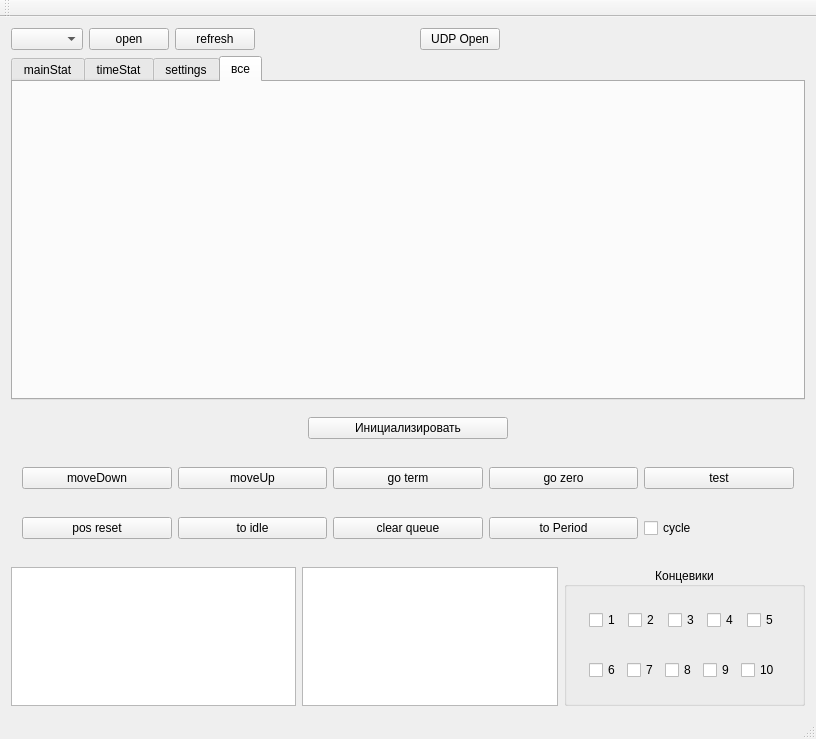
Above: mainwindow.ui from PoldenDev/polden-ver-motorControl-desktop before the change. Below: the same form after it.
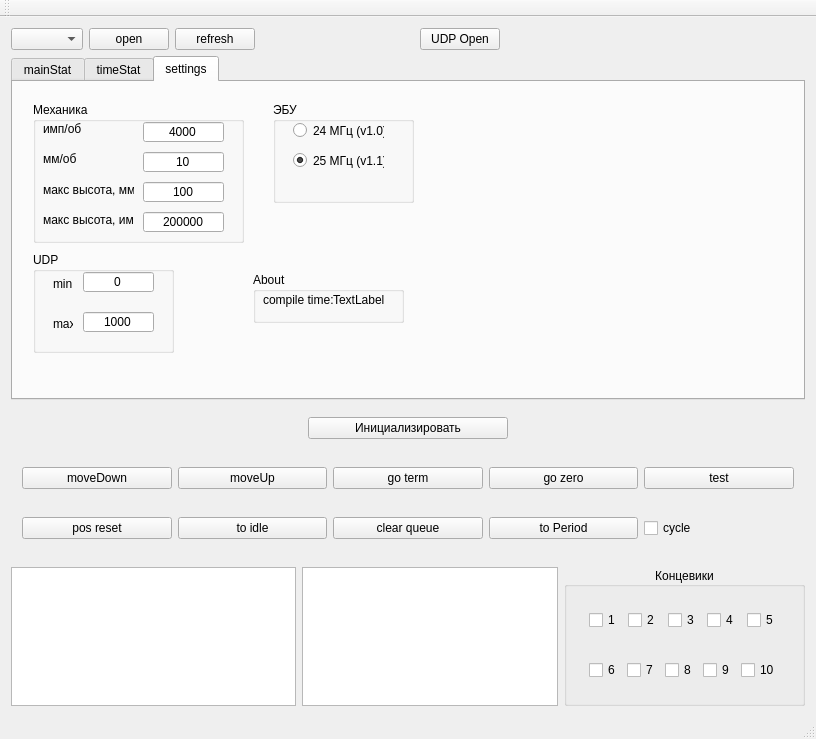
That is the form after the change. The open tabs and pages were chosen to show the change.

Commit message: правки

What changed in the file:
```diff
--- a/mainwindow.ui
+++ b/mainwindow.ui
@@ -1625,43 +1625,6 @@
         </widget>
        </widget>
       </widget>
-      <widget class="QWidget" name="tab">
-       <attribute name="title">
-        <string>все</string>
-       </attribute>
-       <layout class="QVBoxLayout" name="verticalLayout">
-        <item>
-         <widget class="QWidget" name="qwtWdgH1" native="true">
-          <layout class="QHBoxLayout" name="horizontalLayout_2">
-           <item>
-            <widget class="QWidget" name="widget_7" native="true">
-             <widget class="QWidget" name="formLayoutWidget">
-              <property name="geometry">
-               <rect>
-                <x>80</x>
-                <y>150</y>
-                <width>160</width>
-                <height>80</height>
-               </rect>
-              </property>
-              <layout class="QFormLayout" name="formLayout"/>
-             </widget>
-            </widget>
-           </item>
-          </layout>
-         </widget>
-        </item>
-        <item>
-         <widget class="QWidget" name="qwtWdgH2" native="true">
-          <layout class="QHBoxLayout" name="horizontalLayout_5">
-           <item>
-            <widget class="QWidget" name="widget_8" native="true"/>
-           </item>
-          </layout>
-         </widget>
-        </item>
-       </layout>
-      </widget>
      </widget>
     </item>
     <item>
```
Left out of the diff: 10 changed lines with no effect on the pictures. The commit also changes 2 other files.
